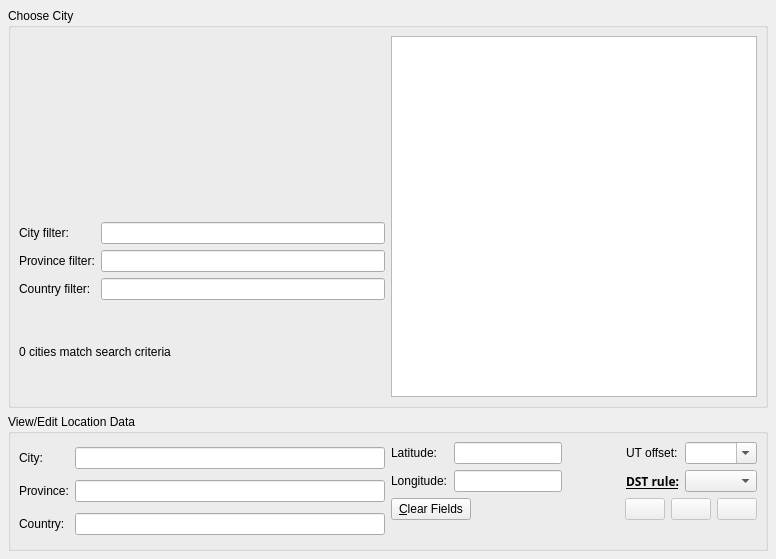
Before: the Qt Designer form kstars/dialogs/locationdialog.ui in KDE/kstars, drawn with Qt 5.
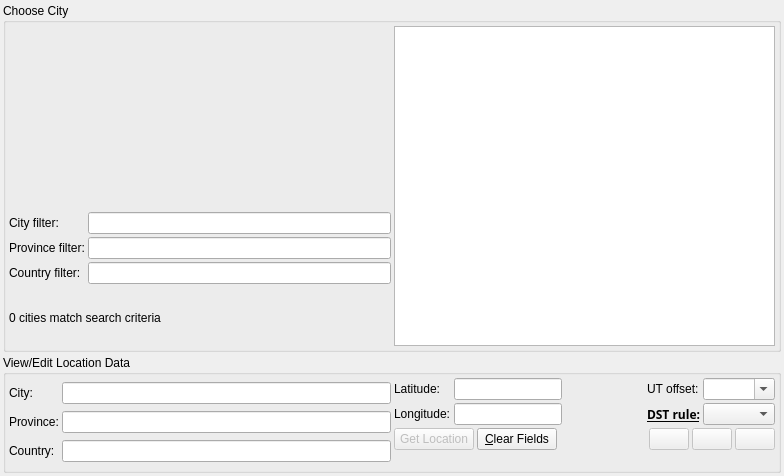
After: the same form once the commit is applied. Custom widgets are drawn as their Qt base class.

Commit message: Add initial work for retrieving geolocation. However the backend used in Linux geoclue is not working with QtPositioning so need to investigate

```diff
--- a/kstars/dialogs/locationdialog.ui
+++ b/kstars/dialogs/locationdialog.ui
@@ -6,25 +6,25 @@
    <rect>
     <x>0</x>
     <y>0</y>
-    <width>776</width>
-    <height>559</height>
+    <width>784</width>
+    <height>476</height>
    </rect>
   </property>
   <layout class="QVBoxLayout">
    <property name="spacing">
-    <number>6</number>
+    <number>3</number>
    </property>
    <property name="leftMargin">
-    <number>8</number>
+    <number>3</number>
    </property>
    <property name="topMargin">
-    <number>8</number>
+    <number>3</number>
    </property>
    <property name="rightMargin">
-    <number>8</number>
+    <number>3</number>
    </property>
    <property name="bottomMargin">
-    <number>8</number>
+    <number>3</number>
    </property>
    <item>
     <widget class="QGroupBox" name="CityGroupBox">
@@ -33,19 +33,19 @@
      </property>
      <layout class="QHBoxLayout">
       <property name="spacing">
-       <number>6</number>
+       <number>3</number>
       </property>
       <property name="leftMargin">
-       <number>8</number>
+       <number>3</number>
       </property>
       <property name="topMargin">
-       <number>8</number>
+       <number>3</number>
       </property>
       <property name="rightMargin">
-       <number>8</number>
+       <number>3</number>
       </property>
       <property name="bottomMargin">
-       <number>8</number>
+       <number>3</number>
       </property>
       <item>
        <layout class="QVBoxLayout">
@@ -126,7 +126,7 @@
            <number>0</number>
           </property>
           <property name="spacing">
-           <number>6</number>
+           <number>3</number>
           </property>
           <item row="2" column="0">
            <widget class="QLabel" name="CountryFiltLabel">
@@ -188,19 +188,19 @@
      </property>
      <layout class="QHBoxLayout">
       <property name="spacing">
-       <number>6</number>
+       <number>3</number>
       </property>
       <property name="leftMargin">
-       <number>8</number>
+       <number>3</number>
       </property>
       <property name="topMargin">
-       <number>8</number>
+       <number>3</number>
       </property>
       <property name="rightMargin">
-       <number>8</number>
+       <number>3</number>
       </property>
       <property name="bottomMargin">
-       <number>8</number>
+       <number>3</number>
       </property>
       <item>
        <layout class="QGridLayout">
@@ -217,7 +217,7 @@
          <number>0</number>
         </property>
         <property name="spacing">
-         <number>6</number>
+         <number>3</number>
         </property>
         <item row="1" column="1">
          <widget class="QLineEdit" name="NewProvinceName">
@@ -275,7 +275,7 @@
       <item>
        <layout class="QVBoxLayout">
         <property name="spacing">
-         <number>6</number>
+         <number>3</number>
         </property>
         <property name="leftMargin">
          <number>0</number>
@@ -292,7 +292,7 @@
         <item>
          <layout class="QHBoxLayout">
           <property name="spacing">
-           <number>6</number>
+           <number>3</number>
           </property>
           <property name="leftMargin">
            <number>0</number>
@@ -321,7 +321,7 @@
              <number>0</number>
             </property>
             <property name="spacing">
-             <number>6</number>
+             <number>3</number>
             </property>
             <item row="1" column="0">
              <widget class="QLabel" name="LongLabel">
@@ -399,7 +399,7 @@
              <number>0</number>
             </property>
             <property name="spacing">
-             <number>6</number>
+             <number>3</number>
             </property>
             <item row="1" column="0">
              <widget class="QLabel" name="DSTLabel">
@@ -449,7 +449,7 @@
         <item>
          <layout class="QHBoxLayout">
           <property name="spacing">
-           <number>6</number>
+           <number>3</number>
           </property>
           <property name="leftMargin">
            <number>0</number>
@@ -463,6 +463,16 @@
           <property name="bottomMargin">
            <number>0</number>
           </property>
+          <item>
+           <widget class="QPushButton" name="GetLocationButton">
+            <property name="enabled">
+             <bool>false</bool>
+            </property>
+            <property name="text">
+             <string>Get Location</string>
+            </property>
+           </widget>
+          </item>
           <item>
            <widget class="QPushButton" name="ClearFieldsButton">
             <property name="text">
```
The commit also changes 2 other files.
